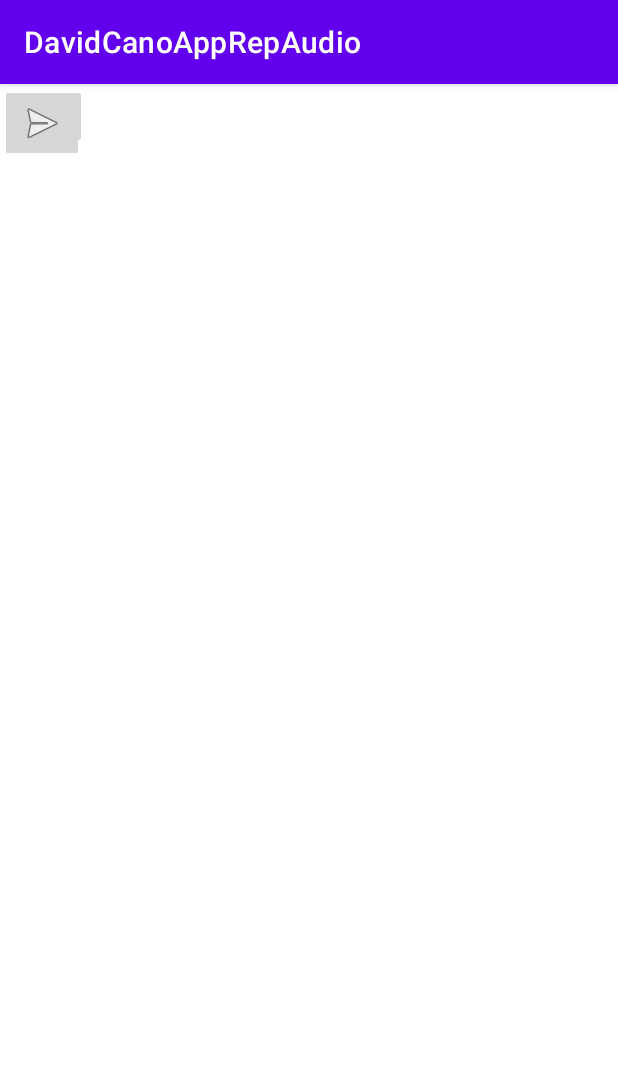
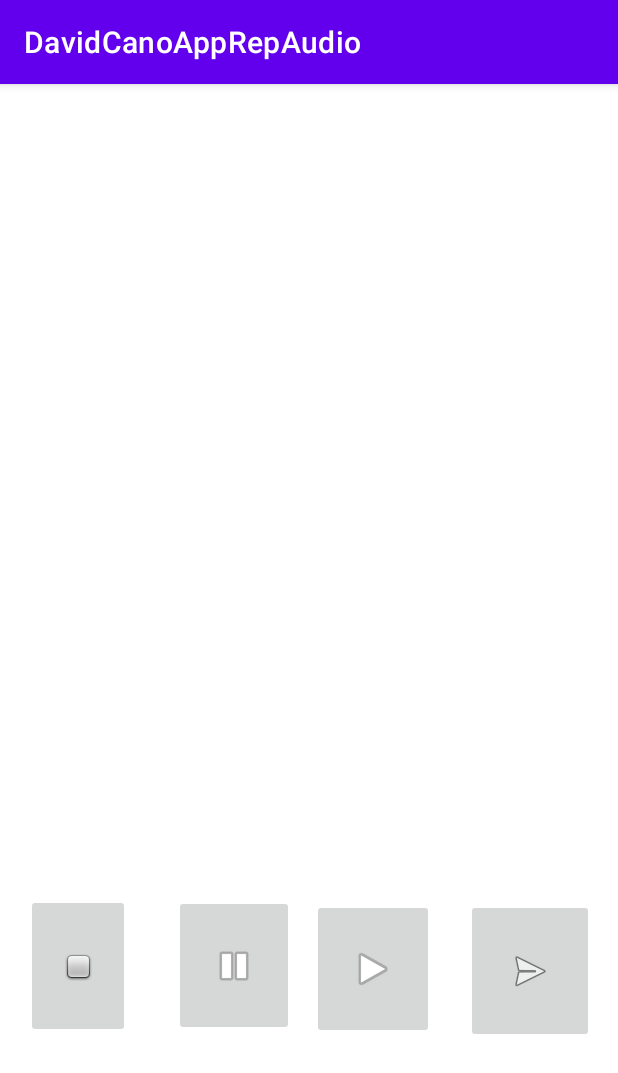
Before and after one commit to C7-G1/DavidCanoAppRepAudio, an Android app: the screen it shows after launch (MainActivity), on a phone screen of 412 x 824 dp. Shown: the top 1073 px of the screen. Run offline under Robolectric (Android 15) with nearby library versions, the phone set to English and light mode, and no system bars.

```diff
--- a/app/src/main/java/david/cano/davidcanoapprepaudio/MainActivity.java
+++ b/app/src/main/java/david/cano/davidcanoapprepaudio/MainActivity.java
@@ -4,14 +4,42 @@ import androidx.appcompat.app.AppCompatActivity;
 
 import android.media.MediaPlayer;
 import android.os.Bundle;
+import android.provider.MediaStore;
+import android.view.View;
+import android.widget.ImageButton;
+
+import java.io.IOException;
 
 public class MainActivity extends AppCompatActivity {
+
+    MediaPlayer mp=new MediaPlayer();
 
     @Override
     protected void onCreate(Bundle savedInstanceState) {
         super.onCreate(savedInstanceState);
         setContentView(R.layout.activity_main);
-        MediaPlayer mp=MediaPlayer.create(this,R.raw.pisandofuerte);
+        mp=MediaPlayer.create(this,R.raw.stilllovingyou);
+
+    }
+
+    public void iniciar(View v){
+        try {
+            mp.prepare();
+            mp.start();
+
+        }catch (IOException ex){
+            System.out.println("El fichero de audio no existe"+ ex.getMessage());
+        }
+
+    }
+    public void reiniciar(View v){
         mp.start();
     }
+    public void pausar(View v){
+       mp.pause();
+    }
+    public void parar(View v){
+        mp.stop();
+    }
+
 }
--- a/app/src/main/res/layout/activity_main.xml
+++ b/app/src/main/res/layout/activity_main.xml
@@ -7,35 +7,55 @@
     tools:context=".MainActivity">
 
     <ImageButton
-        android:id="@+id/imageButton"
-        android:layout_width="wrap_content"
-        android:layout_height="wrap_content"
-        app:srcCompat="@android:drawable/ic_media_play"
-        tools:layout_editor_absoluteX="224dp"
-        tools:layout_editor_absoluteY="517dp" />
+        android:id="@+id/imgReanudar"
+        android:onClick="restart"
+        android:layout_width="81dp"
+        android:layout_height="93dp"
+        app:layout_constraintBottom_toBottomOf="parent"
+        app:layout_constraintEnd_toEndOf="parent"
+        app:layout_constraintHorizontal_bias="0.63"
+        app:layout_constraintStart_toStartOf="parent"
+        app:layout_constraintTop_toTopOf="parent"
+        app:layout_constraintVertical_bias="0.805"
+        app:srcCompat="@android:drawable/ic_media_play" />
 
     <ImageButton
-        android:id="@+id/imageButton4"
-        android:layout_width="wrap_content"
-        android:layout_height="wrap_content"
-        app:srcCompat="@android:drawable/ic_media_pause"
-        tools:layout_editor_absoluteX="134dp"
-        tools:layout_editor_absoluteY="517dp" />
+        android:id="@+id/imgPausar"
+        android:onClick="pause"
+        android:layout_width="80dp"
+        android:layout_height="94dp"
+        app:layout_constraintBottom_toBottomOf="parent"
+        app:layout_constraintEnd_toEndOf="parent"
+        app:layout_constraintHorizontal_bias="0.35"
+        app:layout_constraintStart_toStartOf="parent"
+        app:layout_constraintTop_toTopOf="parent"
+        app:layout_constraintVertical_bias="0.802"
+        app:srcCompat="@android:drawable/ic_media_pause" />
 
     <ImageButton
-        android:id="@+id/imageButton5"
-        android:layout_width="58dp"
-        android:layout_height="43dp"
-        app:srcCompat="@android:drawable/checkbox_off_background"
-        tools:layout_editor_absoluteX="46dp"
-        tools:layout_editor_absoluteY="517dp" />
+        android:id="@+id/imgParar"
+        android:onClick="stop"
+        android:layout_width="69dp"
+        android:layout_height="96dp"
+        app:layout_constraintBottom_toBottomOf="parent"
+        app:layout_constraintEnd_toEndOf="parent"
+        app:layout_constraintHorizontal_bias="0.051"
+        app:layout_constraintStart_toStartOf="parent"
+        app:layout_constraintTop_toTopOf="parent"
+        app:layout_constraintVertical_bias="0.804"
+        app:srcCompat="@android:drawable/checkbox_off_background" />
 
     <ImageButton
-        android:id="@+id/imageButton8"
-        android:layout_width="wrap_content"
-        android:layout_height="wrap_content"
-        app:srcCompat="@android:drawable/ic_menu_send"
-        tools:layout_editor_absoluteX="326dp"
-        tools:layout_editor_absoluteY="517dp" />
+        android:id="@+id/imgIniciar"
+        android:onClick="play"
+        android:layout_width="85dp"
+        android:layout_height="96dp"
+        app:layout_constraintBottom_toBottomOf="parent"
+        app:layout_constraintEnd_toEndOf="parent"
+        app:layout_constraintHorizontal_bias="0.95"
+        app:layout_constraintStart_toStartOf="parent"
+        app:layout_constraintTop_toTopOf="parent"
+        app:layout_constraintVertical_bias="0.809"
+        app:srcCompat="@android:drawable/ic_menu_send" />
 
 </androidx.constraintlayout.widget.ConstraintLayout>
```
Also changed, not shown: 2 other files.
